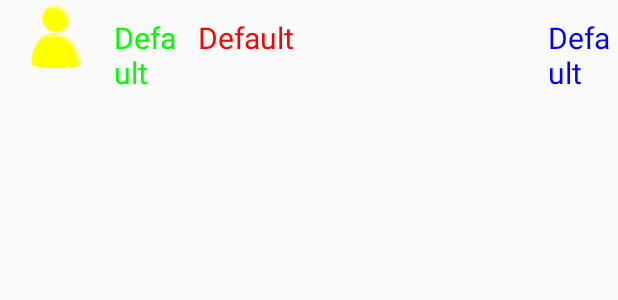
After one commit to jschmitt4/TernionFinal, an Android app: the layout score_row.xml on its own in the app's theme, with its tools: preview values and no code run, on a phone screen of 412 x 824 dp. The commit adds this screen. Shown: the top 300 px of the screen. Run offline under Robolectric (Android 15) with nearby library versions, the phone set to English and light mode, and no system bars.

Commit message:
Setup Scores from Original Simon Activity

```diff
--- a/app/src/main/AndroidManifest.xml
+++ b/app/src/main/AndroidManifest.xml
@@ -23,6 +23,7 @@
             </intent-filter>
         </activity>
         <activity android:name=".AboutActivity"></activity>
+        <activity android:name=".ScoreActivity"></activity>
     </application>
 
 </manifest>
--- /dev/null
+++ b/app/src/main/res/layout/score_row.xml
@@ -0,0 +1,48 @@
+<?xml version="1.0" encoding="utf-8"?>
+    <LinearLayout xmlns:android="http://schemas.android.com/apk/res/android"
+        android:orientation="horizontal" android:layout_width="match_parent"
+        android:layout_height="match_parent"
+        android:weightSum="8"
+        android:id="@+id/scoreRowLayout">
+
+        <ImageView
+            android:layout_width="30dp"
+            android:layout_height="50dp"
+            android:src="@drawable/person"
+            android:id="@+id/imageView"
+            android:layout_weight="1"
+            />
+
+        <TextView
+            android:text="@string/defaultText"
+            android:layout_width="0dp"
+            android:layout_height="50dp"
+            android:id="@+id/placeTv"
+            android:textSize="20sp"
+            android:gravity="center|start"
+            android:layout_weight="1"
+            android:textColor="@color/green" />
+
+        <TextView
+            android:text="@string/defaultText"
+            android:layout_width="0dp"
+            android:layout_height="50dp"
+            android:id="@+id/nameTv"
+            android:textSize="20sp"
+            android:gravity="center|start"
+            android:layout_marginStart="10dp"
+            android:textColor="@color/red"
+            android:layout_weight="5"
+            />
+
+        <TextView
+            android:text="@string/defaultText"
+            android:layout_width="0dp"
+            android:layout_height="50dp"
+            android:id="@+id/scoreTv"
+            android:textSize="20sp"
+            android:gravity="center|start"
+            android:layout_weight="1"
+            android:textColor="@color/blue" />
+
+</LinearLayout>
--- a/app/src/main/res/values/colors.xml
+++ b/app/src/main/res/values/colors.xml
@@ -3,4 +3,9 @@
     <color name="colorPrimary">#3F51B5</color>
     <color name="colorPrimaryDark">#303F9F</color>
     <color name="colorAccent">#FF4081</color>
+    <color name="white">#FFFFFF</color>
+    <color name="red">#FF0000</color>
+    <color name="blue">#0000FF</color>
+    <color name="green">#00FF00</color>
+    <color name="menuText">#FFFF00</color>
 </resources>
--- a/app/src/main/res/values/strings.xml
+++ b/app/src/main/res/values/strings.xml
@@ -8,4 +8,12 @@
     <string name="johnSchmitt">John Schmitt</string>
     <string name="johnSchmittInfo">Networking\nw/Mobile software technology</string>
     <string name="logoDescription">House Logo</string>
+
+
+
+    <string name="defaultText">Default</string>
+    <string name="congrats">Congrats!</string>
+    <string name ="nameHint">Name</string>
+    <string name ="highscore">High Scores</string>
+
 </resources>
```
Also changed, not shown: app/src/main/java/com/danielchoi/ternionfinal/GameActivity.java (+16 -0 lines), app/src/main/java/com/danielchoi/ternionfinal/HomeActivity.java (+9 -1 lines), app/src/main/java/com/danielchoi/ternionfinal/ScoreActivity.java (added, +281 -0 lines), app/src/main/java/com/danielchoi/ternionfinal/Scores.java (added, +51 -0 lines), app/src/main/res/layout/activity_score.xml (added, +34 -0 lines), app/src/main/res/layout/enter_name.xml (added, +29 -0 lines), app/src/main/assets/fonts/digitaldismay.otf (added), app/src/main/res/drawable/person.png (added).
